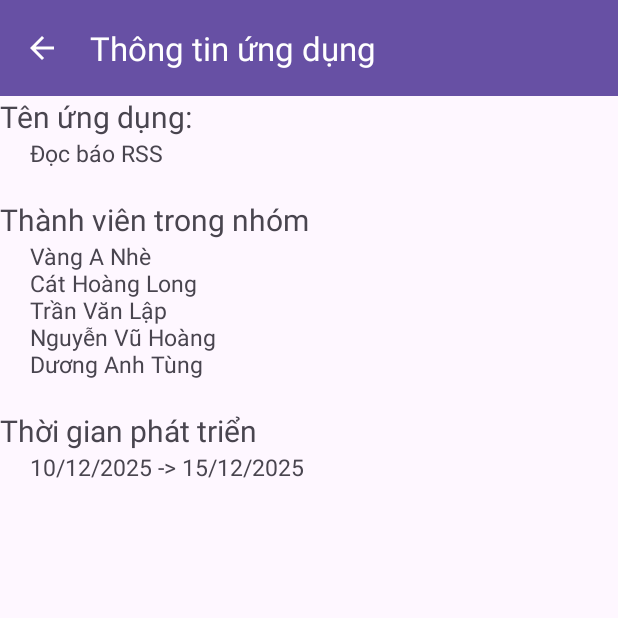
After one commit to kekelove92/rssApplication, an Android app: the InfoActivity screen opened directly, with no data from a screen before it, on a phone screen of 412 x 824 dp, the top half of it. The commit adds this screen. Run offline under Robolectric (Android 15) with nearby library versions, the phone set to English and light mode, and no system bars.

Commit message:
code done

```diff
--- a/app/src/main/AndroidManifest.xml
+++ b/app/src/main/AndroidManifest.xml
@@ -14,6 +14,9 @@
         android:roundIcon="@mipmap/ic_launcher_round"
         android:supportsRtl="true"
         android:theme="@style/Theme.RSSApplication">
+        <activity
+            android:name=".InfoActivity"
+            android:exported="false" />
         <activity
             android:name=".MainActivity"
             android:exported="true">
--- /dev/null
+++ b/app/src/main/java/com/example/rssapplication/InfoActivity.java
@@ -0,0 +1,38 @@
+package com.example.rssapplication;
+
+import android.os.Bundle;
+import android.view.View;
+
+import androidx.activity.EdgeToEdge;
+import androidx.appcompat.app.AppCompatActivity;
+import androidx.core.graphics.Insets;
+import androidx.core.view.ViewCompat;
+import androidx.core.view.WindowInsetsCompat;
+
+import com.google.android.material.appbar.MaterialToolbar;
+
+public class InfoActivity extends AppCompatActivity {
+    private MaterialToolbar toolbar;
+
+
+    @Override
+    protected void onCreate(Bundle savedInstanceState) {
+        super.onCreate(savedInstanceState);
+        EdgeToEdge.enable(this);
+        setContentView(R.layout.activity_info);
+        ViewCompat.setOnApplyWindowInsetsListener(findViewById(R.id.info_activity), (v, insets) -> {
+            Insets systemBars = insets.getInsets(WindowInsetsCompat.Type.systemBars());
+            v.setPadding(systemBars.left, systemBars.top, systemBars.right, systemBars.bottom);
+            return insets;
+        });
+
+        toolbar = findViewById(R.id.toolbar);
+
+        toolbar.setOnClickListener(new View.OnClickListener() {
+            @Override
+            public void onClick(View view) {
+                onBackPressed();
+            }
+        });
+    }
+}
--- a/app/src/main/java/com/example/rssapplication/MainActivity.java
+++ b/app/src/main/java/com/example/rssapplication/MainActivity.java
@@ -234,6 +234,10 @@ public class MainActivity extends AppCompatActivity implements RssArticleAdapter
             Intent intent = new Intent(MainActivity.this, AddFeedActivity.class);
             startActivity(intent);
             return true;
+        }else if (id == R.id.action_info) {
+            Intent intent = new Intent(MainActivity.this, InfoActivity.class);
+            startActivity(intent);
+            return true;
         }
 
         return super.onOptionsItemSelected(item);
--- /dev/null
+++ b/app/src/main/res/layout/activity_info.xml
@@ -0,0 +1,68 @@
+<?xml version="1.0" encoding="utf-8"?>
+<androidx.coordinatorlayout.widget.CoordinatorLayout xmlns:android="http://schemas.android.com/apk/res/android"
+    xmlns:app="http://schemas.android.com/apk/res-auto"
+    android:id="@+id/info_activity"
+    android:layout_width="match_parent"
+    android:layout_height="match_parent">
+
+    <com.google.android.material.appbar.AppBarLayout
+        android:layout_width="match_parent"
+        android:layout_height="wrap_content">
+
+        <com.google.android.material.appbar.MaterialToolbar
+            android:id="@+id/toolbar"
+            android:layout_width="match_parent"
+            android:layout_height="?attr/actionBarSize"
+            android:background="?attr/colorPrimary"
+            android:theme="@style/ThemeOverlay.AppCompat.Dark.ActionBar"
+            app:title="Thông tin ứng dụng"
+            app:titleTextColor="@android:color/white"
+            app:navigationIcon="?attr/homeAsUpIndicator" />
+
+
+        <TextView
+            android:layout_width="match_parent"
+            android:layout_height="wrap_content"
+            android:textSize="20dp"
+            android:text="Tên ứng dụng:"/>
+
+        <TextView
+            android:layout_width="match_parent"
+            android:layout_height="wrap_content"
+            android:layout_marginHorizontal="20dp"
+            android:layout_marginBottom="20dp"
+            android:textSize="15dp"
+            android:text="Đọc báo RSS"/>
+        <TextView
+            android:layout_width="match_parent"
+            android:layout_height="wrap_content"
+            android:textSize="20dp"
+            android:text="Thành viên trong nhóm"/>
+
+        <TextView
+            android:layout_width="match_parent"
+            android:layout_height="wrap_content"
+            android:layout_marginHorizontal="20dp"
+            android:layout_marginBottom="20dp"
+            android:textSize="15dp"
+            android:text="@string/desc_share_icon"/>
+        <TextView
+            android:layout_width="match_parent"
+            android:layout_height="wrap_content"
+            android:textSize="20dp"
+            android:text="Thời gian phát triển"/>
+
+        <TextView
+            android:layout_width="match_parent"
+            android:layout_height="wrap_content"
+            android:layout_marginHorizontal="20dp"
+            android:layout_marginBottom="20dp"
+            android:textSize="15dp"
+            android:text="10/12/2025 -> 15/12/2025"/>
+
+
+
+    </com.google.android.material.appbar.AppBarLayout>
+
+
+</androidx.coordinatorlayout.widget.CoordinatorLayout>
--- a/app/src/main/res/menu/main_menu.xml
+++ b/app/src/main/res/menu/main_menu.xml
@@ -1,6 +1,12 @@
 <?xml version="1.0" encoding="utf-8"?>
 <menu xmlns:android="http://schemas.android.com/apk/res/android"
     xmlns:app="http://schemas.android.com/apk/res-auto">
+
+    <item
+        android:id="@+id/action_info"
+        android:icon="@android:drawable/ic_dialog_info"
+        android:title="Thông tin"
+        app:showAsAction="ifRoom" />
 
     <item
         android:id="@+id/action_add"
@@ -19,6 +25,7 @@
         android:title="Đã lưu"
         app:showAsAction="ifRoom" />
 
+
     <item
         android:id="@+id/action_clear"
         android:visible="false"
--- a/app/src/main/res/values/strings.xml
+++ b/app/src/main/res/values/strings.xml
@@ -57,5 +57,5 @@
     <string name="desc_article_thumbnail">Ảnh thu nhỏ bài báo</string>
     <string name="desc_article_image">Ảnh bài báo</string>
     <string name="desc_save_icon">Lưu bài viết</string>
-    <string name="desc_share_icon">Chia sẻ bài viết</string>
+    <string name="desc_share_icon">Vàng A Nhè \nCát Hoàng Long \nTrần Văn Lập \nNguyễn Vũ Hoàng \nDương Anh Tùng</string>
 </resources>
```
